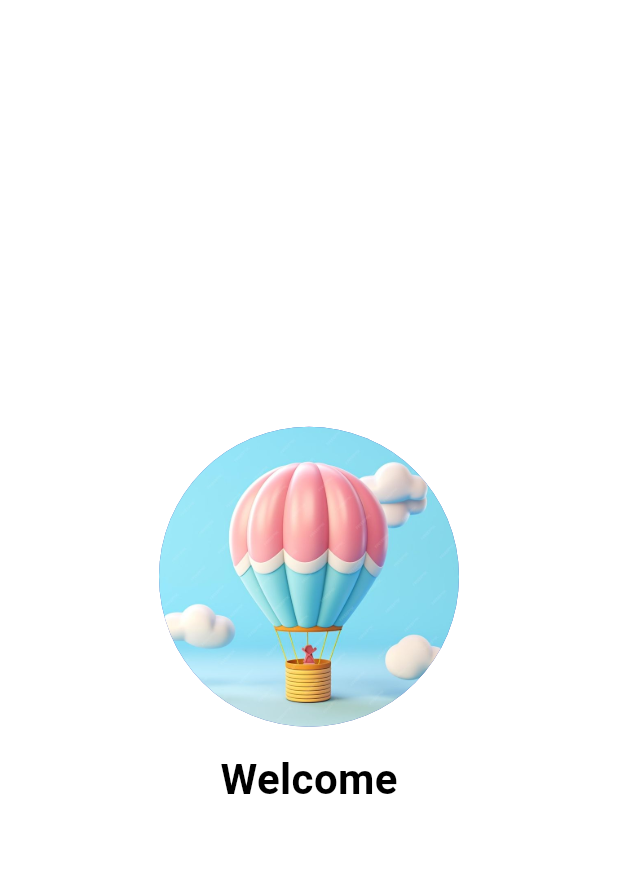
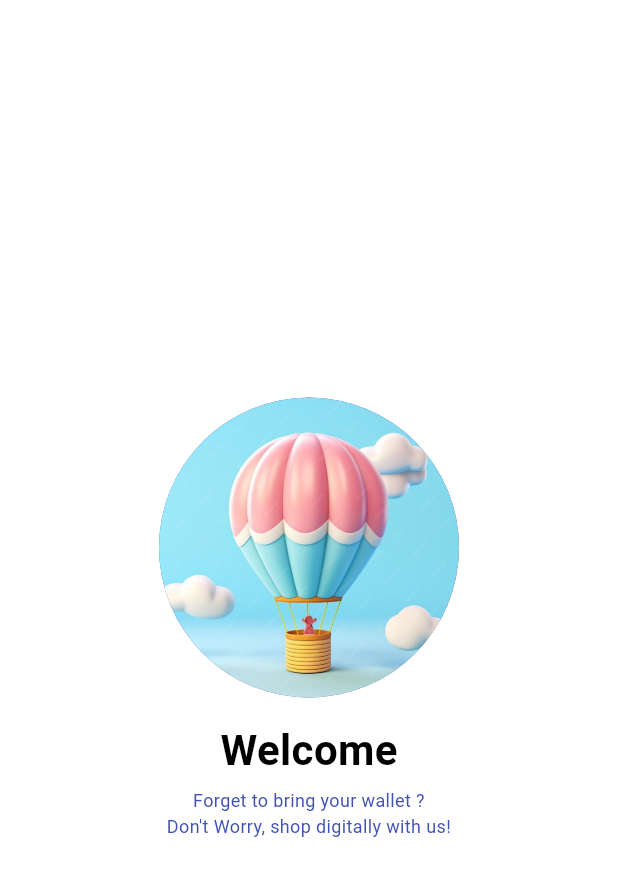
Before and after one commit to Mariariaardyanti/KB1179-1123150050-uts, a Flutter app: the screen it shows after launch, on a phone screen of 412 x 824 dp. Shown: the top 876 px of the screen. Run offline on Flutter 3.47's test engine with Material 3 defaults, Android fonts, the phone set to English and light mode, and no system bars.

Commit message:
feat: add subtitle

```diff
--- a/lib/screen/splash_screen_1.dart
+++ b/lib/screen/splash_screen_1.dart
@@ -23,7 +23,6 @@ class MySplashScreen extends StatelessWidget {
                 ),
               ),
             ),
-
             const SizedBox(height: 15),
             const Text(
               "Welcome",
@@ -33,6 +32,15 @@ class MySplashScreen extends StatelessWidget {
                 color: Colors.black,
               ),
             ),
+            const SizedBox(height: 5),
+            const Text(
+              "Forget to bring your wallet ? \nDon't Worry, shop digitally with us! ",
+              textAlign: TextAlign.center,
+              style: TextStyle(
+                fontSize: 12,
+                color: Colors.indigo,
+              ),
+            )
           ],
         ),
       ),
```
